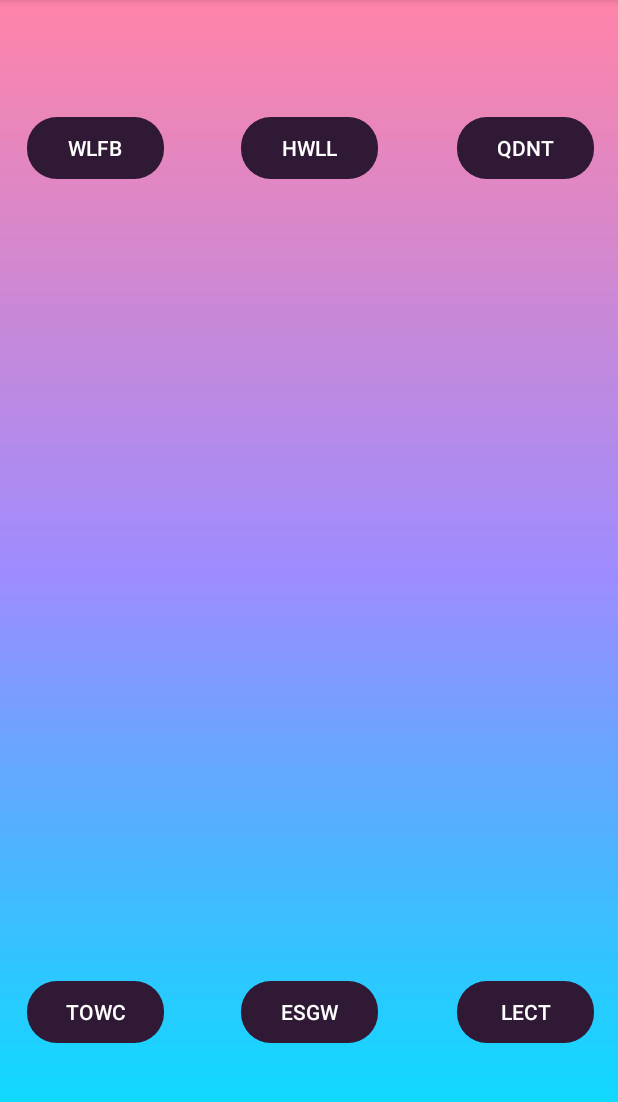
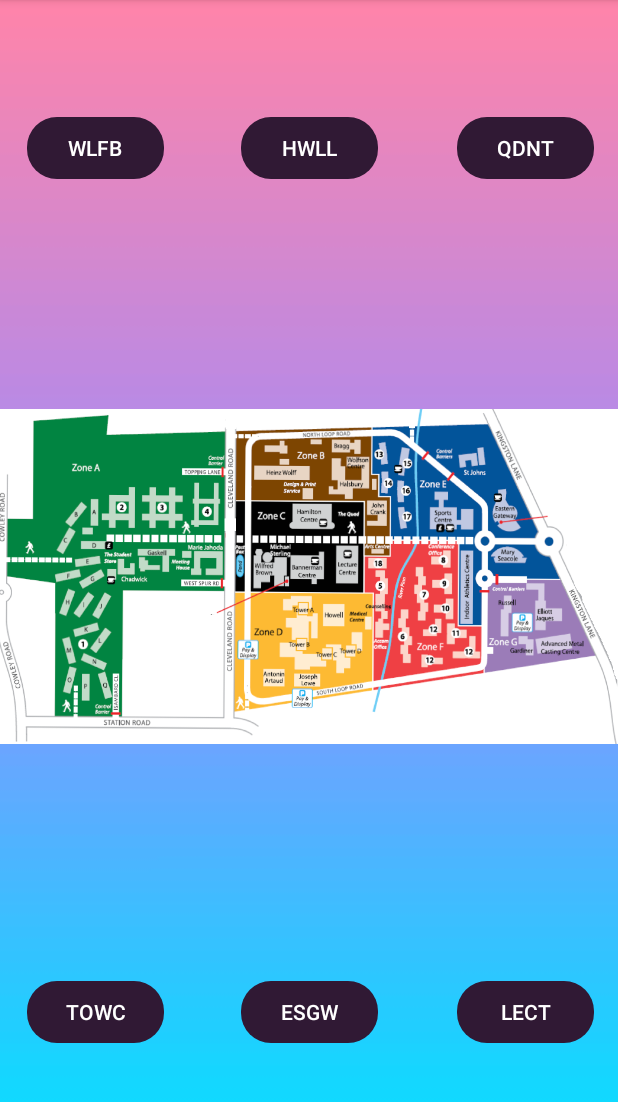
Before and after one commit to FrancoEvett/BETTer-App-Group27, an Android app: the fragment ShareFragment shown on its own in the app's theme, on a phone screen of 412 x 824 dp, the part 84-1186 px from its top. Run offline under Robolectric (Android 15) with nearby library versions, the phone set to English and light mode, and no system bars.

Commit message:
MAP FEATURE FULLY COMPLETE

```diff
--- a/app/src/main/res/layout/fragment_share.xml
+++ b/app/src/main/res/layout/fragment_share.xml
@@ -119,6 +119,7 @@
         android:id="@+id/esgw_image"
         android:layout_width="417dp"
         android:layout_height="472dp"
+        android:onClick="originalmap"
         android:verticalScrollbarPosition="defaultPosition"
         android:visibility="invisible"
         app:layout_constraintBottom_toBottomOf="parent"
@@ -134,6 +135,7 @@
         android:layout_width="417dp"
         android:layout_height="472dp"
         android:visibility="invisible"
+        android:onClick="originalmap"
         app:layout_constraintBottom_toBottomOf="parent"
         app:layout_constraintEnd_toEndOf="@+id/esgw_image"
         app:layout_constraintHorizontal_bias="0.0"
@@ -147,6 +149,7 @@
         android:layout_width="417dp"
         android:layout_height="472dp"
         android:visibility="invisible"
+        android:onClick="originalmap"
         app:layout_constraintBottom_toBottomOf="parent"
         app:layout_constraintEnd_toEndOf="@+id/esgw_image"
         app:layout_constraintStart_toStartOf="parent"
@@ -158,6 +161,7 @@
         android:layout_width="417dp"
         android:layout_height="472dp"
         android:visibility="invisible"
+        android:onClick="originalmap"
         app:layout_constraintBottom_toBottomOf="parent"
         app:layout_constraintEnd_toEndOf="@+id/esgw_image"
         app:layout_constraintStart_toStartOf="parent"
@@ -169,6 +173,7 @@
         android:layout_width="417dp"
         android:layout_height="472dp"
         android:visibility="invisible"
+        android:onClick="originalmap"
         app:layout_constraintBottom_toBottomOf="parent"
         app:layout_constraintEnd_toEndOf="@+id/esgw_image"
         app:layout_constraintHorizontal_bias="0.0"
@@ -182,10 +187,21 @@
         android:layout_width="417dp"
         android:layout_height="472dp"
         android:visibility="invisible"
+        android:onClick="originalmap"
         app:layout_constraintBottom_toBottomOf="parent"
         app:layout_constraintEnd_toEndOf="@+id/esgw_image"
         app:layout_constraintStart_toStartOf="parent"
         app:layout_constraintTop_toTopOf="parent"
-        app:srcCompat="@drawable/howell" />
+        app:srcCompat="@drawable/howell2" />
+
+    <ImageView
+        android:id="@+id/originalmap"
+        android:layout_width="417dp"
+        android:layout_height="470dp"
+        app:layout_constraintBottom_toBottomOf="parent"
+        app:layout_constraintEnd_toEndOf="@+id/esgw_image"
+        app:layout_constraintStart_toStartOf="parent"
+        app:layout_constraintTop_toTopOf="parent"
+        app:srcCompat="@drawable/originalmap" />
 
 </androidx.constraintlayout.widget.ConstraintLayout>
```
Also changed, not shown: app/src/main/java/com/example/better/better.java (+18 -36 lines).
